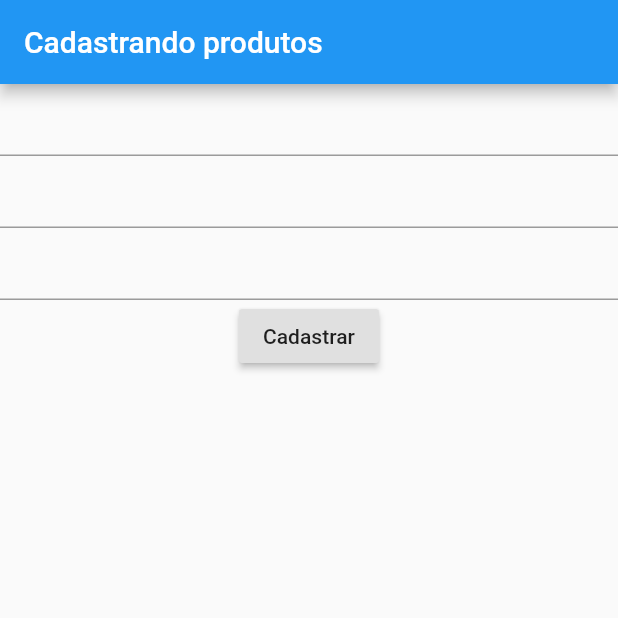
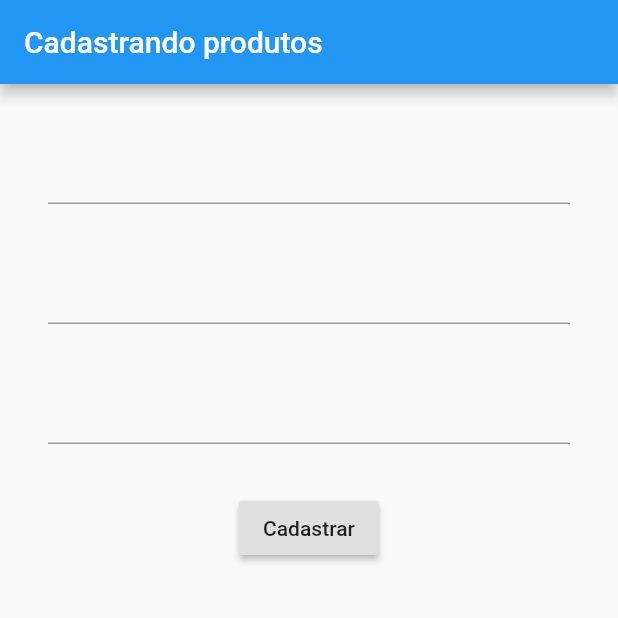
Before and after one commit to MayronSouza/mercado, a Flutter app: the screen it shows after launch, on a phone screen of 412 x 824 dp, the top half of it. Run offline on Flutter 3.47's test engine with Material 2 defaults, Android fonts, the phone set to English and light mode, and no system bars.

Commit message:
Colocando o espaçamento nos Widget

```diff
--- a/lib/main.dart
+++ b/lib/main.dart
@@ -15,31 +15,47 @@ class MyApp extends StatelessWidget {
         appBar: AppBar(
           title: Text('Cadastrando produtos'),
         ),
-        body: Column(
+        body: Padding(
+          padding: EdgeInsets.all(16.0),
+          child: Column(
             children: <Widget>[
-            TextField(
+              Padding(
+                padding: const EdgeInsets.all(16.0),
+                child: TextField(
                   controller: _nomeController,
                 ),
-            TextField(
+              ),
+              Padding(
+                padding: const EdgeInsets.all(16.0),
+                child: TextField(
                   controller: _quantidadeController,
                 ),
-            TextField(
+              ),
+              Padding(
+                padding: const EdgeInsets.all(16.0),
+                child: TextField(
                   controller: _valorController,
                 ),
-            RaisedButton(
+              ),
+              Padding(
+                padding: const EdgeInsets.all(16.0),
+                child: RaisedButton(
                   child: Text(
                     'Cadastrar',
                   ),
                   onPressed: () {
                     final String nome = _nomeController.text;
-                final int quantidade = int.tryParse(_quantidadeController.text);
+                    final int quantidade =
+                        int.tryParse(_quantidadeController.text);
                     final double valor = double.tryParse(_valorController.text);
 
                     final Produto produtoNovo = Produto(nome, quantidade, valor);
                     print(produtoNovo);
                   },
+                ),
               )
             ],
+          ),
         ),
       ),
     );
```
Lines whose indentation alone changed are shown as unchanged.
